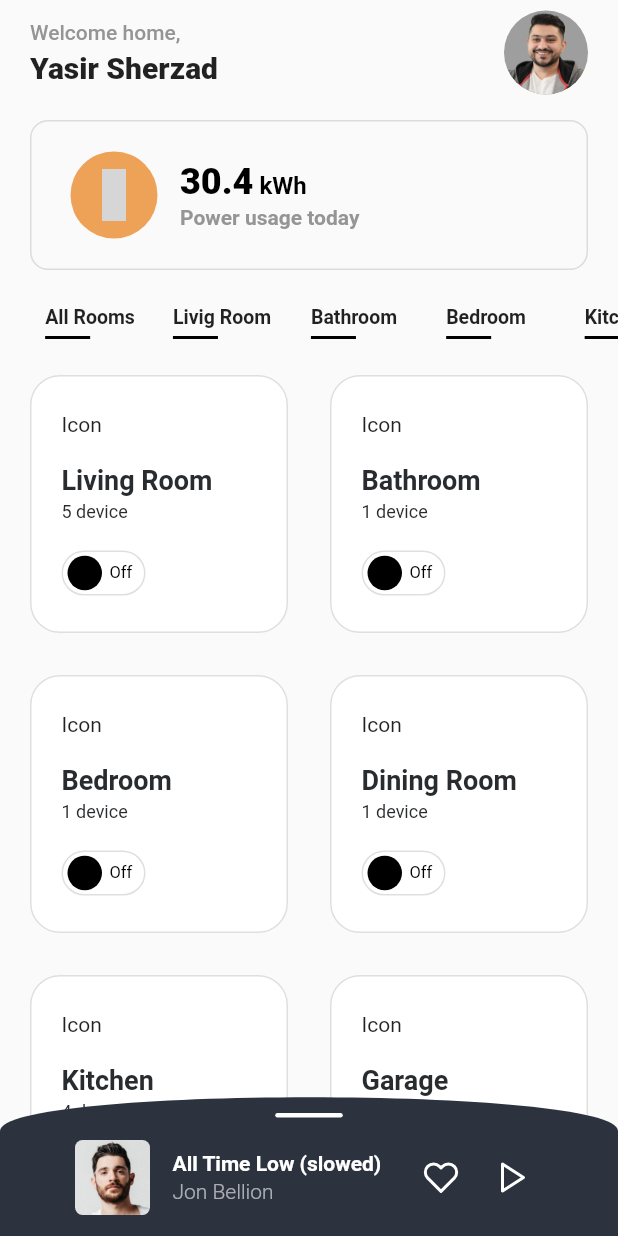
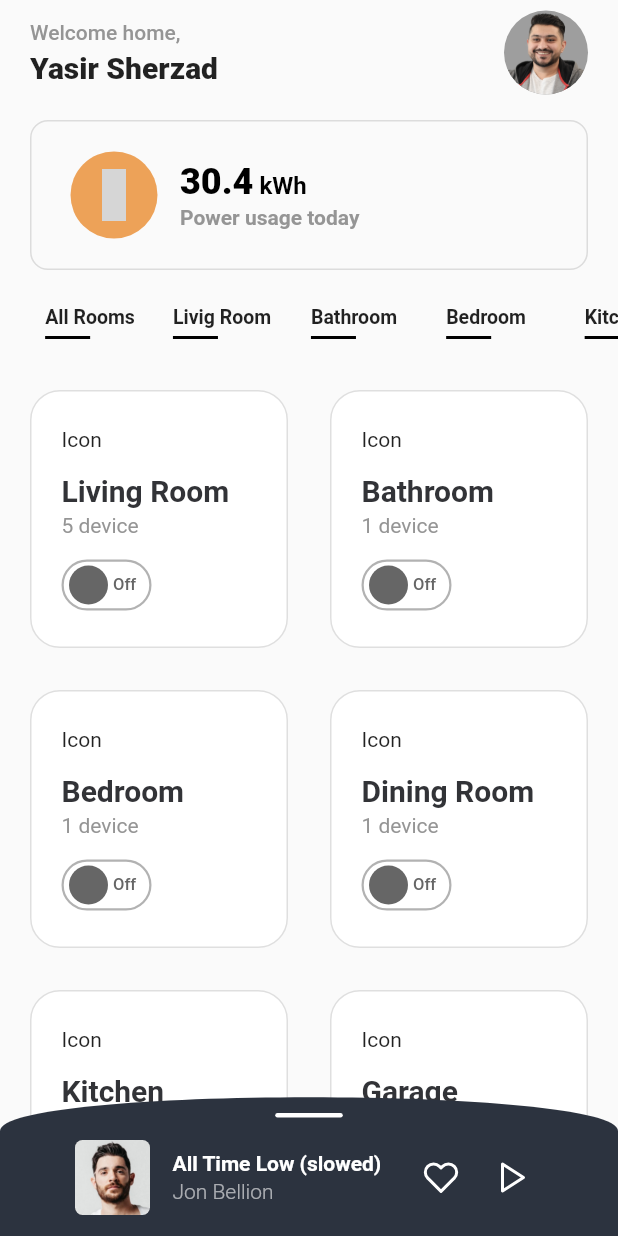
Before and after one commit to ys-sherzad/MetaHome, a Flutter app: the screen it shows after launch, on a phone screen of 412 x 824 dp. Run offline on Flutter 3.47's test engine with Material 2 defaults, Android fonts, the phone set to English and light mode, and no system bars; our stand-ins replace flutter_hooks, flutter_vector_icons; grey boxes are pictures that could not be loaded.

Commit message:
finalize Control Room Card animations

```diff
--- a/lib/utils.dart
+++ b/lib/utils.dart
@@ -3,9 +3,14 @@ import 'package:flutter/material.dart';
 const double HEADER_HEIGHT = 70.0;
 const double LAYOUT_HORIZONTAL_MARGIN = 20.0;
 
+const duration = Duration(milliseconds: 300);
+const curve = Curves.easeInCubic;
+
 class ColorLib {
-  static Color primary = Color.fromRGBO(41, 44, 47, 1);
+  static Color primary = Color.fromRGBO(50, 51, 55, 1);
   static Color secondary = Color.fromRGBO(44, 51, 63, 1);
   static Color textSecondary = Color.fromRGBO(149, 149, 149, 1);
   static Color border = Color.fromRGBO(149, 149, 149, .3);
+  static Color toggleActive = Color.fromRGBO(96, 193, 162, 1);
+  static Color toggleInActive = Color.fromRGBO(102, 102, 102, 1);
 }
--- a/lib/widgets/home/control_room.dart
+++ b/lib/widgets/home/control_room.dart
@@ -3,9 +3,6 @@ import 'package:flutter_hooks/flutter_hooks.dart';
 import 'package:meta_home/repo/control_room_model.dart';
 import 'package:meta_home/utils.dart';
 import 'package:meta_home/widgets/home/toggle_button.dart';
-
-const _duration = Duration(milliseconds: 220);
-const _curve = Curves.easeIn;
 
 class ControlRoom extends HookWidget {
   const ControlRoom({Key? key}) : super(key: key);
@@ -29,16 +26,16 @@ class ControlRoom extends HookWidget {
     }) {
       var _nameText = AnimatedDefaultTextStyle(
         child: Text(name),
-        duration: _duration,
-        curve: _curve,
+        duration: duration,
+        curve: curve,
         style: isOn
             ? TextStyle(
-                fontSize: 18,
+                fontSize: 20,
                 fontWeight: FontWeight.bold,
                 color: Colors.white,
               )
             : TextStyle(
-                fontSize: 18,
+                fontSize: 20,
                 fontWeight: FontWeight.bold,
                 color: ColorLib.primary,
               ),
@@ -46,35 +43,36 @@ class ControlRoom extends HookWidget {
 
       var _devicesCountText = AnimatedDefaultTextStyle(
         child: Text('$countOfDevices device'),
-        duration: _duration,
-        curve: _curve,
+        duration: duration,
+        curve: curve,
         style: isOn
             ? TextStyle(
-                fontSize: 12,
+                fontSize: 14,
                 fontWeight: FontWeight.normal,
-                color: Colors.white,
+                color: Colors.white.withOpacity(0.6),
               )
             : TextStyle(
-                fontSize: 12,
+                fontSize: 14,
                 fontWeight: FontWeight.normal,
-                color: ColorLib.primary,
+                color: ColorLib.textSecondary,
               ),
       );
 
       return AnimatedContainer(
-        duration: _duration,
-        curve: _curve,
+        duration: duration,
+        curve: curve,
         decoration: BoxDecoration(
           border: Border.all(color: ColorLib.border),
           borderRadius: BorderRadius.circular(20.0),
           color: isOn ? ColorLib.primary : Colors.white,
           boxShadow: [
             BoxShadow(
-              color: isOn ? Colors.black : Colors.transparent,
-              blurRadius: isOn ? 2.0 : 0.0,
-              spreadRadius: isOn ? 0.0 : 0.0,
+              color:
+                  isOn ? ColorLib.primary.withOpacity(.25) : Colors.transparent,
+              blurRadius: isOn ? 10.0 : 0.0,
+              spreadRadius: isOn ? 5.0 : 0.0,
               offset: isOn
-                  ? Offset(2.0, 2.0)
+                  ? Offset(3, 5)
                   : Offset.zero, // shadow direction: bottom right
             )
           ],
@@ -110,7 +108,7 @@ class ControlRoom extends HookWidget {
 
     return Container(
       child: GridView.count(
-        padding: EdgeInsets.symmetric(horizontal: 20.0),
+        padding: EdgeInsets.symmetric(horizontal: 20.0, vertical: 10.0),
         crossAxisSpacing: 28.0,
         mainAxisSpacing: 28.0,
         crossAxisCount: 2,
--- a/lib/widgets/home/toggle_button.dart
+++ b/lib/widgets/home/toggle_button.dart
@@ -2,43 +2,8 @@ import 'package:flutter/material.dart';
 import 'package:meta_home/utils.dart';
 
 // Constants
-double TOGGLE_HEIGHT = 30.0;
-double TOGGLE_WIDTH = 56.0;
-
-Widget CircleShape() {
-  return Container(
-    height: TOGGLE_HEIGHT - 5,
-    width: TOGGLE_HEIGHT - 5,
-    decoration: BoxDecoration(
-      shape: BoxShape.circle,
-      color: Colors.black,
-    ),
-  );
-}
-
-Widget TextContent() {
-  return Row(
-    mainAxisAlignment: MainAxisAlignment.spaceAround,
-    crossAxisAlignment: CrossAxisAlignment.center,
-    children: [
-      Text(
-        "On",
-        style: TextStyle(
-          fontSize: 11,
-          color: Colors.black,
-        ),
-      ),
-      // SizedBox(width: 8),
-      Text(
-        "Off",
-        style: TextStyle(
-          fontSize: 11,
-          color: Colors.black,
-        ),
-      ),
-    ],
-  );
-}
+double TOGGLE_HEIGHT = 34.0;
+double TOGGLE_WIDTH = 60.0;
 
 class ToggleButton extends StatelessWidget {
   final Function() onPressed;
@@ -52,31 +17,76 @@ class ToggleButton extends StatelessWidget {
 
   @override
   Widget build(BuildContext context) {
+    var _circle = AnimatedContainer(
+      duration: duration,
+      curve: curve,
+      height: TOGGLE_HEIGHT - 5,
+      width: TOGGLE_HEIGHT - 5,
+      decoration: BoxDecoration(
+        shape: BoxShape.circle,
+        color: isOn ? ColorLib.toggleActive : ColorLib.toggleInActive,
+      ),
+    );
+
+    AnimatedDefaultTextStyle _text(String text) {
+      return AnimatedDefaultTextStyle(
+        child: Text(text),
+        duration: duration,
+        curve: curve,
+        style: isOn
+            ? TextStyle(
+                fontSize: 11,
+                fontWeight: FontWeight.w500,
+                color: ColorLib.toggleActive,
+              )
+            : TextStyle(
+                fontSize: 11,
+                fontWeight: FontWeight.w500,
+                color: ColorLib.toggleInActive,
+              ),
+      );
+    }
+
+    var _textContent = Row(
+      mainAxisAlignment: MainAxisAlignment.spaceAround,
+      crossAxisAlignment: CrossAxisAlignment.center,
+      children: [
+        _text('On'),
+        _text('Off'),
+      ],
+    );
+
     return InkWell(
       splashColor: Colors.transparent,
       onTap: this.onPressed,
-      child: Container(
+      child: AnimatedContainer(
+        duration: duration,
+        curve: curve,
         height: TOGGLE_HEIGHT,
         width: TOGGLE_WIDTH,
-        padding: EdgeInsets.symmetric(horizontal: 2, vertical: 2.5),
+        padding: const EdgeInsets.symmetric(horizontal: 2, vertical: 2.5),
         decoration: BoxDecoration(
-          border: Border.all(color: ColorLib.border),
+          border: Border.all(
+              width: 1.5,
+              color: isOn
+                  ? ColorLib.toggleActive
+                  : ColorLib.toggleInActive.withOpacity(.5)),
           borderRadius: BorderRadius.circular(20.0),
         ),
         child: Stack(
           children: [
-            AnimatedAlign(
-              alignment: isOn ? Alignment.centerRight : Alignment.centerLeft,
-              duration: const Duration(milliseconds: 220),
-              curve: Curves.easeIn,
-              child: CircleShape(),
-            ),
             Align(
               alignment: Alignment.center,
               child: Padding(
-                padding: const EdgeInsets.only(left: 4, right: 2),
-                child: TextContent(),
+                padding: const EdgeInsets.only(left: 3, right: 2),
+                child: _textContent,
               ),
+            ),
+            AnimatedAlign(
+              alignment: isOn ? Alignment.centerRight : Alignment.centerLeft,
+              duration: duration,
+              curve: curve,
+              child: _circle,
             ),
           ],
         ),
```
